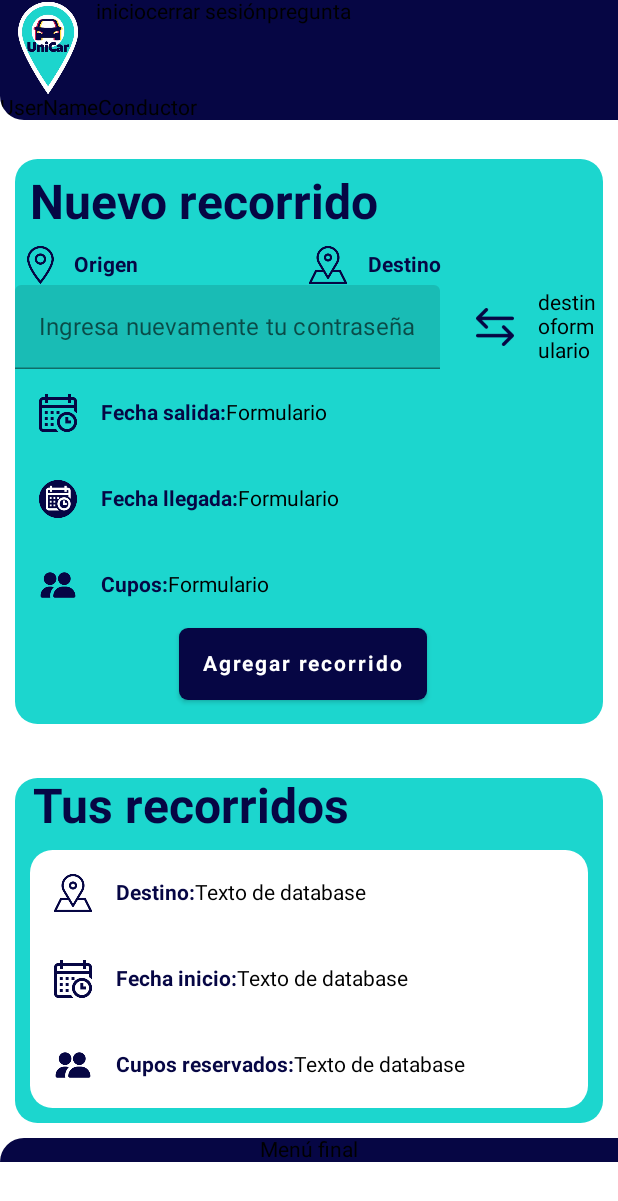
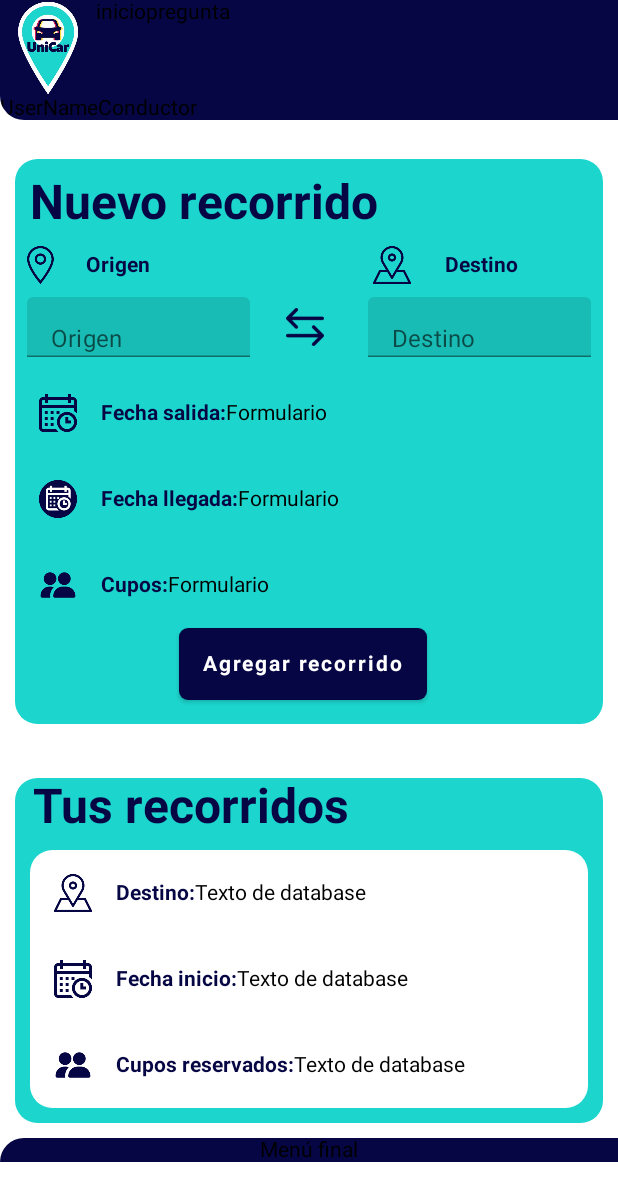
Before and after one commit to sofiaDss/UniCar, an Android app built with Jetpack Compose: the @Preview function homeConductorScreenPreview, on a phone screen of 412 x 824 dp. Shown: the top 1201 px of the screen. Run offline under Robolectric (Android 15) with nearby library versions, the phone set to English and light mode, and no system bars.

```diff
--- a/app/src/main/java/edu/unicauca/aplimovil/unicar/ui/theme/homeConductorScreen.kt
+++ b/app/src/main/java/edu/unicauca/aplimovil/unicar/ui/theme/homeConductorScreen.kt
@@ -15,6 +15,8 @@ import androidx.compose.foundation.layout.widthIn
 import androidx.compose.foundation.shape.RoundedCornerShape
 import androidx.compose.material.Button
 import androidx.compose.material.ButtonDefaults
+import androidx.compose.material.Icon
+import androidx.compose.material.IconButton
 import androidx.compose.material.Text
 import androidx.compose.material.TextField
 import androidx.compose.runtime.Composable
@@ -50,7 +52,6 @@ fun homeConductorScreen() {
                         modifier = Modifier.size(64.dp)
                     )
                     Text(text = "inicio")
-                    Text(text = "cerrar sesión")
                     Text(text = "pregunta")
                 }
                 Row(modifier = Modifier.fillMaxWidth()) {
@@ -112,7 +113,7 @@ fun homeConductorScreen() {
                         text = "Destino",
                         fontWeight = FontWeight.Bold,
                         color = colorResource(id = R.color.darkBlue),
-                        modifier = Modifier.weight(0.40f)
+                        modifier = Modifier.weight(0.22f)
                     )
                 }
                 Row(modifier = Modifier.fillMaxWidth(),
@@ -123,8 +124,8 @@ fun homeConductorScreen() {
                         onValueChange = {
                             // Acción al cambiar el valor del campo de texto
                         },
-                        label = { Text("Ingresa nuevamente tu contraseña") },
-                        modifier = Modifier.padding(end = 8.dp) // Espacio entre el campo de texto y la imagen
+                        label = { Text("Origen") },
+                        modifier = Modifier.weight(0.40f).height(40.dp).padding(start = 8.dp) // Espacio entre el campo de texto y la imagen
                     )
 
                     Image(
@@ -133,11 +134,18 @@ fun homeConductorScreen() {
                         alignment = Alignment.BottomStart,
                         modifier = Modifier
                             .padding(16.dp)
-                            .size(25.dp)
+                            .size(25.dp).weight(0.2f).padding(start=8.dp)
 
                         //contentScale = ContentScale.Crop
                     )
-                    Text(text = "destinoformulario")
+                    TextField(
+                        value = "",
+                        onValueChange = {
+                            // Acción al cambiar el valor del campo de texto
+                        },
+                        label = { Text("Destino") },
+                        modifier = Modifier.weight(0.40f).height(40.dp).padding(end = 8.dp) // Espacio entre el campo de texto y la imagen
+                    )
                 }
                 Row(modifier = Modifier.fillMaxWidth(),
                     horizontalArrangement = Arrangement.Start,
```
